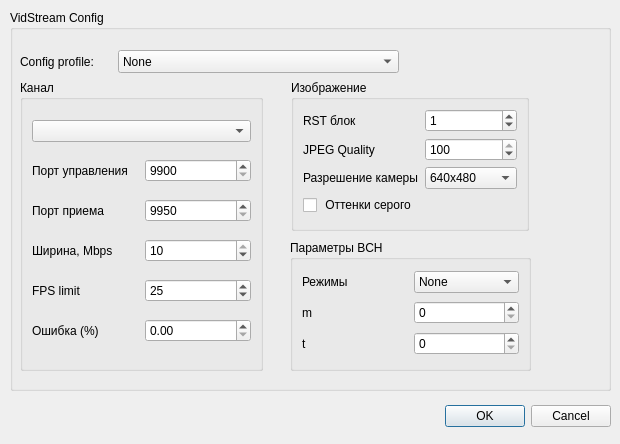
Before: the Qt Designer form src/qtgui/ui/settingsdialog.ui in snikulov/vidstream, drawn with Qt 5.
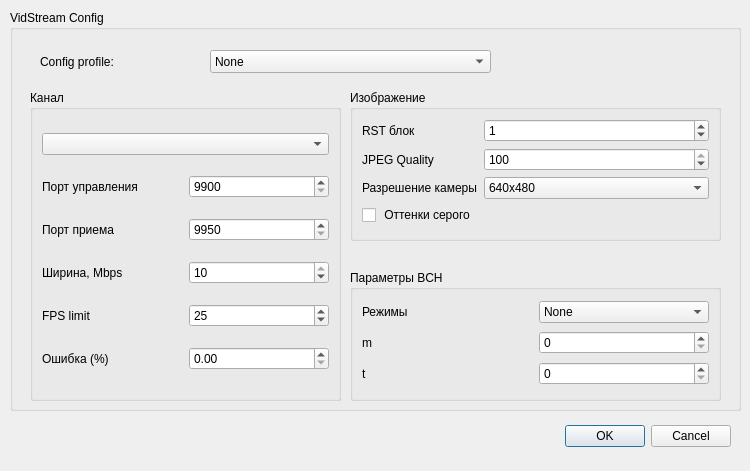
After: the same form once the commit is applied.

Patch:
```diff
--- a/src/qtgui/ui/settingsdialog.ui
+++ b/src/qtgui/ui/settingsdialog.ui
@@ -6,8 +6,8 @@
    <rect>
     <x>0</x>
     <y>0</y>
-    <width>620</width>
-    <height>444</height>
+    <width>750</width>
+    <height>471</height>
    </rect>
   </property>
   <property name="windowTitle">
@@ -16,8 +16,8 @@
   <widget class="QDialogButtonBox" name="buttonBox">
    <property name="geometry">
     <rect>
-     <x>-10</x>
-     <y>400</y>
+     <x>110</x>
+     <y>420</y>
      <width>621</width>
      <height>32</height>
     </rect>
@@ -34,8 +34,8 @@
     <rect>
      <x>10</x>
      <y>10</y>
-     <width>601</width>
-     <height>381</height>
+     <width>731</width>
+     <height>401</height>
     </rect>
    </property>
    <property name="sizePolicy">
@@ -50,10 +50,10 @@
    <widget class="QGroupBox" name="groupBox_2">
     <property name="geometry">
      <rect>
-      <x>10</x>
-      <y>70</y>
-      <width>243</width>
-      <height>291</height>
+      <x>20</x>
+      <y>80</y>
+      <width>311</width>
+      <height>311</height>
      </rect>
     </property>
     <property name="title">
@@ -162,9 +162,9 @@
    <widget class="QGroupBox" name="groupBox_3">
     <property name="geometry">
      <rect>
-      <x>281</x>
-      <y>70</y>
-      <width>238</width>
+      <x>340</x>
+      <y>80</y>
+      <width>371</width>
       <height>151</height>
      </rect>
     </property>
@@ -261,9 +261,9 @@
    <widget class="QGroupBox" name="groupBox_4">
     <property name="geometry">
      <rect>
-      <x>280</x>
-      <y>230</y>
-      <width>241</width>
+      <x>340</x>
+      <y>260</y>
+      <width>371</width>
       <height>131</height>
      </rect>
     </property>
@@ -349,7 +349,7 @@
    <widget class="QComboBox" name="comboBox_config_preset_2">
     <property name="geometry">
      <rect>
-      <x>108</x>
+      <x>200</x>
       <y>40</y>
       <width>281</width>
       <height>23</height>
@@ -389,9 +389,9 @@
    <widget class="QLabel" name="label_22">
     <property name="geometry">
      <rect>
-      <x>10</x>
+      <x>30</x>
       <y>40</y>
-      <width>106</width>
+      <width>161</width>
       <height>23</height>
      </rect>
     </property>
```
Left out of the diff: 2 changed lines with no effect on the pictures.
